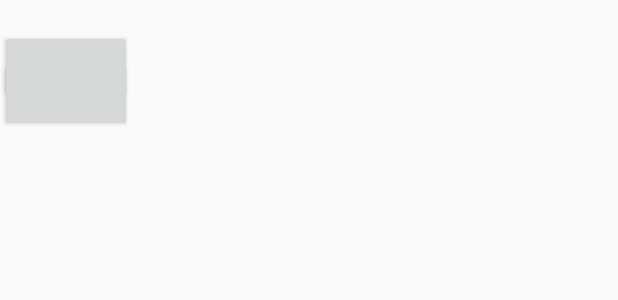
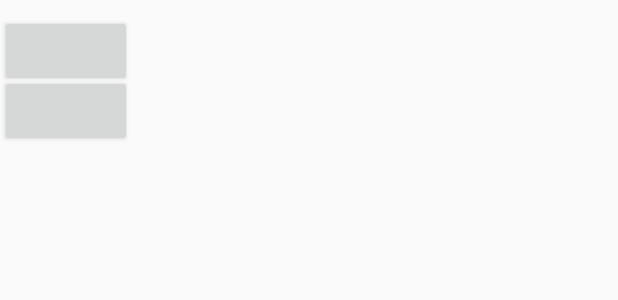
Before and after one commit to sylvanez/recapture, an Android app: the layout overlay.xml on its own in the app's theme, with its tools: preview values and no code run, on a phone screen of 412 x 824 dp. Shown: the top 300 px of the screen. Run offline under Robolectric (Android 15) with nearby library versions, the phone set to English and light mode, and no system bars.

Commit message:
small updates for first run

```diff
--- a/app/src/main/res/layout/overlay.xml
+++ b/app/src/main/res/layout/overlay.xml
@@ -17,14 +17,14 @@
             android:id="@+id/overlay_button_close"
             android:layout_width="wrap_content"
             android:layout_height="wrap_content"
-            android:layout_marginTop="20dp"
+            android:layout_marginTop="10dp"
             />
 
         <Button
             android:id="@+id/overlay_button_load"
             android:layout_width="wrap_content"
             android:layout_height="wrap_content"
-            android:layout_marginTop="40dp"
+            android:layout_marginTop="50dp"
             />
 
     </FrameLayout>
```
Also changed, not shown: 2 other files.
